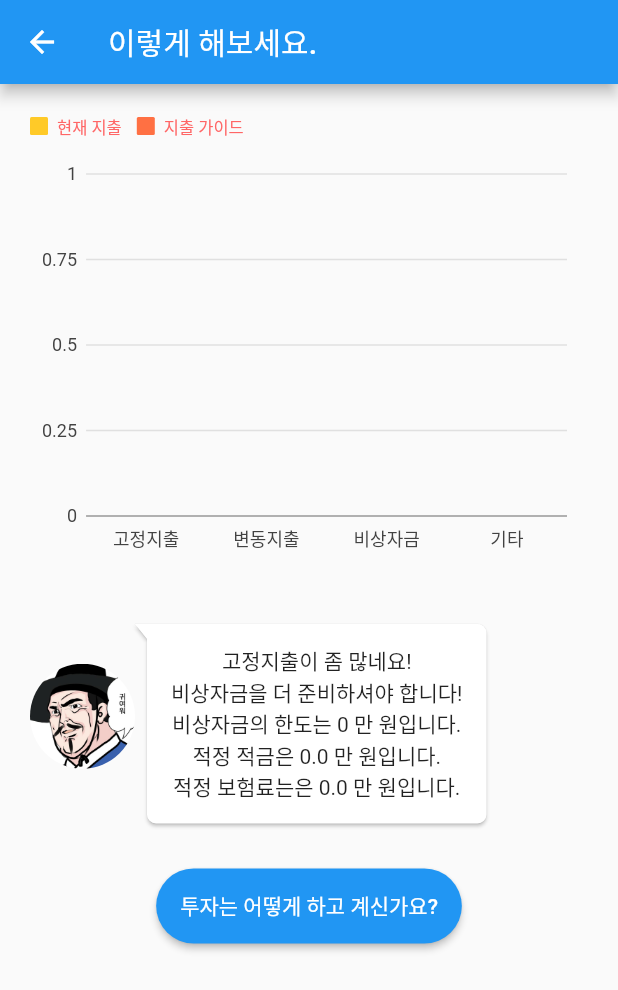
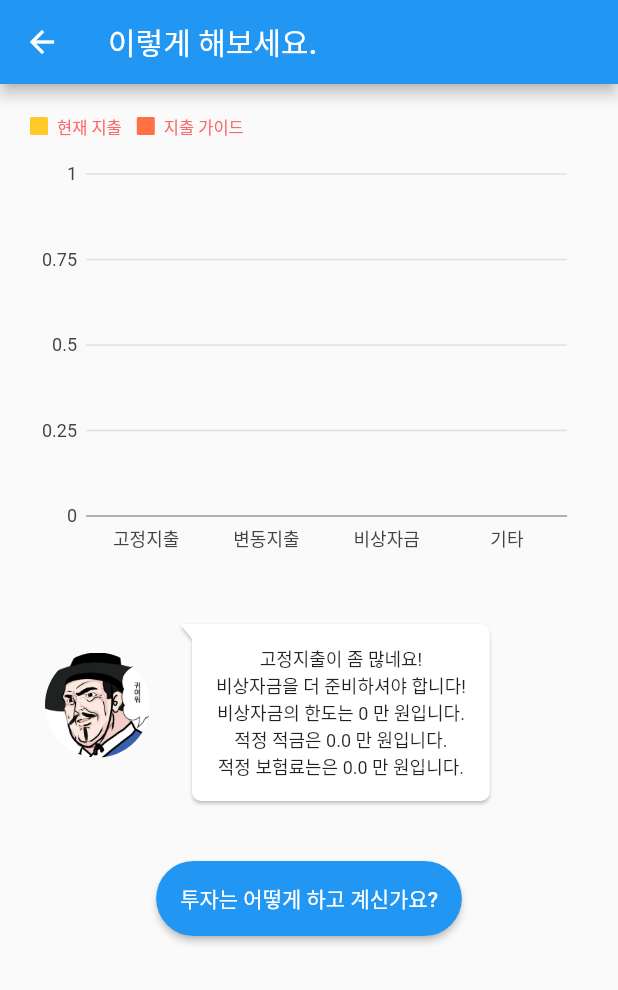
Before and after one commit to roseline124/cashflow-20, a Flutter app: the CashFlowGuide screen opened directly with empty values, on a phone screen of 412 x 824 dp. Shown: the top 990 px of the screen. Run offline on Flutter 3.47's test engine with Material 2 defaults, Android fonts, the phone set to English and light mode, and no system bars; drawn by our look-alikes of bubble; our stand-ins replace charts_flutter, splashscreen.

```diff
--- a/lib/Screens/CashFlowScreen/CashflowGuide.dart
+++ b/lib/Screens/CashFlowScreen/CashflowGuide.dart
@@ -78,15 +78,18 @@ class CashFlowGuide extends StatelessWidget {
                   direction: Axis.horizontal,
                   children: [Expanded(child: GuideChart(_createData()))])),
           Padding(
-            padding: const EdgeInsets.only(bottom: 30.0),
+            padding: const EdgeInsets.only(bottom: 40.0),
             child: Row(
               children: <Widget>[
-                ClipRRect(
-                  borderRadius: BorderRadius.circular(50.0),
-                  child: Image.asset(
-                    'static/images/consultant.jpeg',
-                    height: 70.0,
-                    width: 70.0,
+                Padding(
+                  padding: const EdgeInsets.only(right: 20.0, left: 10),
+                  child: ClipRRect(
+                    borderRadius: BorderRadius.circular(50.0),
+                    child: Image.asset(
+                      'static/images/consultant.jpeg',
+                      height: 70.0,
+                      width: 70.0,
+                    ),
                   ),
                 ),
                 Bubble(
@@ -98,14 +101,35 @@ class CashFlowGuide extends StatelessWidget {
                       children: <Widget>[
                         fixedCost + variableCost >=
                                 guide['fixedCost'] + guide['variableCost']
-                            ? Text('고정지출이 좀 많네요!')
-                            : Text('고정지출을 늘리셔도 괜찮습니다!'),
+                            ? Text(
+                                '고정지출이 좀 많네요!',
+                                style: TextStyle(fontSize: 12),
+                              )
+                            : Text(
+                                '고정지출을 늘리셔도 괜찮습니다!',
+                                style: TextStyle(fontSize: 12),
+                              ),
                         emergencyFund <= guide['emergencyFund']
-                            ? Text('비상자금을 더 준비하셔야 합니다!')
-                            : Text('훌륭합니다!'),
-                        Text('비상자금의 한도는 $maxEmergencyFund 만 원입니다.'),
-                        Text('적정 적금은 $savingsAmount 만 원입니다.'),
-                        Text('적정 보험료는은 $insuranceAmount 만 원입니다.'),
+                            ? Text(
+                                '비상자금을 더 준비하셔야 합니다!',
+                                style: TextStyle(fontSize: 12),
+                              )
+                            : Text(
+                                '비상자금을 준비했군요. 훌륭합니다!',
+                                style: TextStyle(fontSize: 12),
+                              ),
+                        Text(
+                          '비상자금의 한도는 $maxEmergencyFund 만 원입니다.',
+                          style: TextStyle(fontSize: 12),
+                        ),
+                        Text(
+                          '적정 적금은 $savingsAmount 만 원입니다.',
+                          style: TextStyle(fontSize: 12),
+                        ),
+                        Text(
+                          '적정 보험료는은 $insuranceAmount 만 원입니다.',
+                          style: TextStyle(fontSize: 12),
+                        ),
                       ],
                     ),
                   ),
```
Also changed, not shown: lib/Screens/FundMoneyFlowScreen/FundMoneyGuide.dart (+84 -17 lines).
